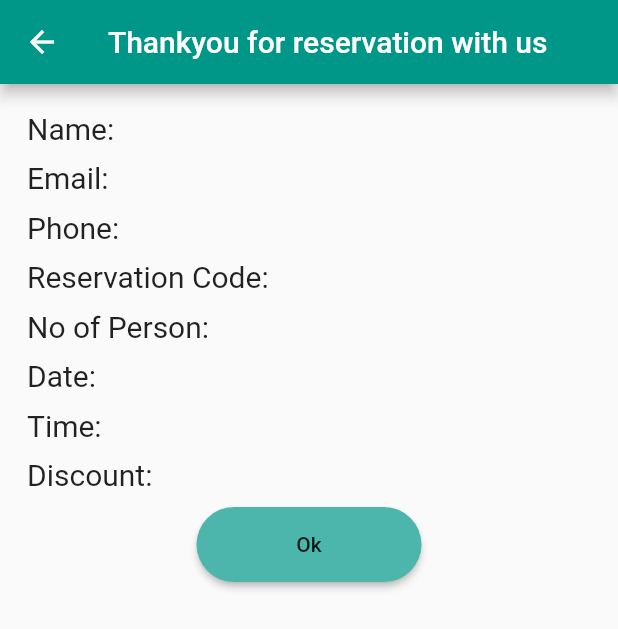
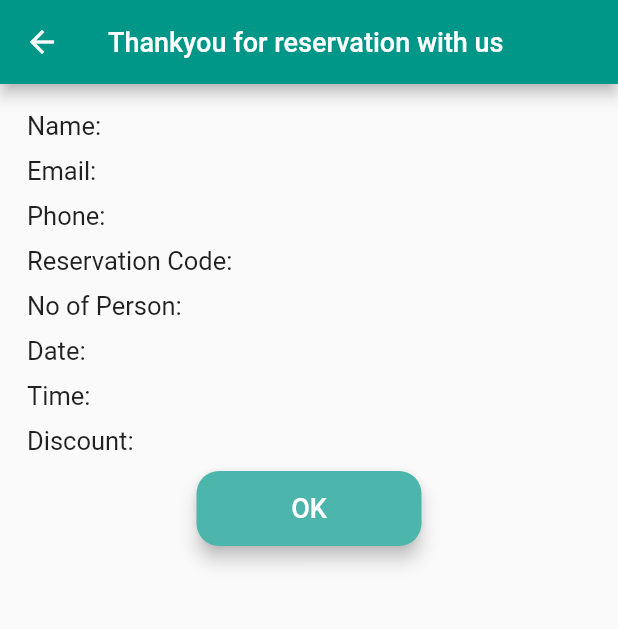
Before and after one commit to rehanmunir259/saloon_app, a Flutter app: the ThankyouPage screen opened directly, on a phone screen of 412 x 824 dp. Shown: the top 629 px of the screen. Run offline on Flutter 3.47's test engine with Material 2 defaults, Android fonts, the phone set to English and light mode, and no system bars; our stand-ins replace image_picker, numberpicker; network calls fail.

Commit message:
Decorating the page

```diff
--- a/lib/screens/thankyou.dart
+++ b/lib/screens/thankyou.dart
@@ -10,7 +10,7 @@ class _ThankyouPageState extends State<ThankyouPage> {
   Widget build(BuildContext context) {
     return Scaffold(
       appBar: AppBar(
-        title: Text('Thankyou for reservation with us'),
+        title: Text('Thankyou for reservation with us',style:TextStyle(fontSize: 18),),
         backgroundColor: Colors.teal,
       ),
       body: SingleChildScrollView(
@@ -20,30 +20,33 @@ class _ThankyouPageState extends State<ThankyouPage> {
             mainAxisAlignment: MainAxisAlignment.center,
             crossAxisAlignment: CrossAxisAlignment.start,
             children: <Widget>[
-                Text('Name:',style: TextStyle(fontSize: 20.0),),
+                Text('Name:',style: TextStyle(fontSize: 17.0),),
               SizedBox(height: 10,),
-              Text('Email:',style: TextStyle(fontSize: 20.0),),
+              Text('Email:',style: TextStyle(fontSize: 17.0),),
               SizedBox(height: 10,),
-              Text('Phone:',style: TextStyle(fontSize: 20.0),),
+              Text('Phone:',style: TextStyle(fontSize: 17.0),),
               SizedBox(height: 10,),
-              Text('Reservation Code:',style: TextStyle(fontSize: 20.0),),
+              Text('Reservation Code:',style: TextStyle(fontSize: 17.0),),
               SizedBox(height: 10,),
-              Text('No of Person:',style: TextStyle(fontSize: 20.0),),
+              Text('No of Person:',style: TextStyle(fontSize: 17.0),),
               SizedBox(height: 10,),
-              Text('Date:',style: TextStyle(fontSize: 20.0),),
+              Text('Date:',style: TextStyle(fontSize: 17.0),),
               SizedBox(height: 10,),
-              Text('Time:',style: TextStyle(fontSize: 20.0),),
+              Text('Time:',style: TextStyle(fontSize: 17.0),),
               SizedBox(height: 10,),
-              Text('Discount:',style: TextStyle(fontSize: 20.0),),
+              Text('Discount:',style: TextStyle(fontSize: 17.0),),
               SizedBox(height: 10,),
               Center(
                 child: SizedBox(
                   height: 50,
                   width: 150,
                               child: RaisedButton(
+                                elevation: 5,
                     onPressed: (){},
-                    child: Text('Ok'),
-                    shape: StadiumBorder(),
+                    child: Text('OK',style: TextStyle(color: Colors.white,fontSize: 18),),
+                    shape: RoundedRectangleBorder(
+                      borderRadius: BorderRadius.circular(15),
+                    ),
                     color: Colors.teal[300],
                   ),
                 ),
--- a/lib/widgets/textfield.dart
+++ b/lib/widgets/textfield.dart
@@ -21,7 +21,7 @@ class SaloonTextField extends TextFormField {
             scrollPadding: EdgeInsets.all(80),
             decoration: InputDecoration(
               border: OutlineInputBorder(
-                borderRadius: BorderRadius.circular(25),
+                borderRadius: BorderRadius.circular(15),
               ),
               prefixIcon: Icon(
                 icon,
```
Also changed, not shown: lib/screens/pageview.dart (+54 -17 lines), lib/screens/reservation_detail.dart (+18 -12 lines).
